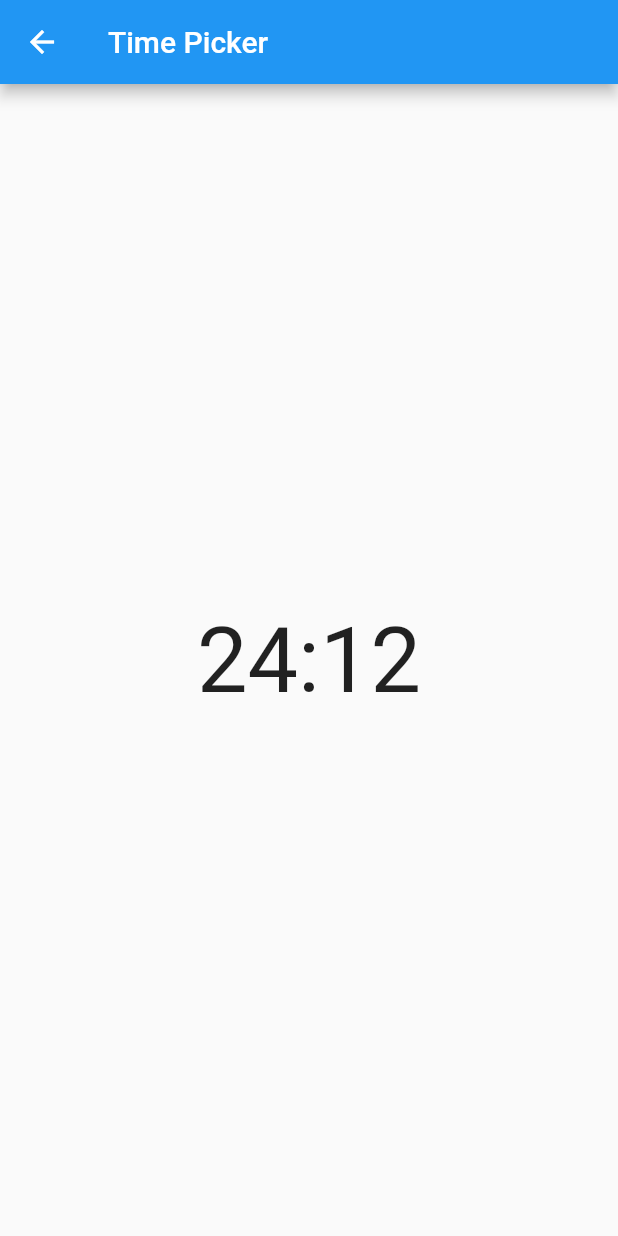
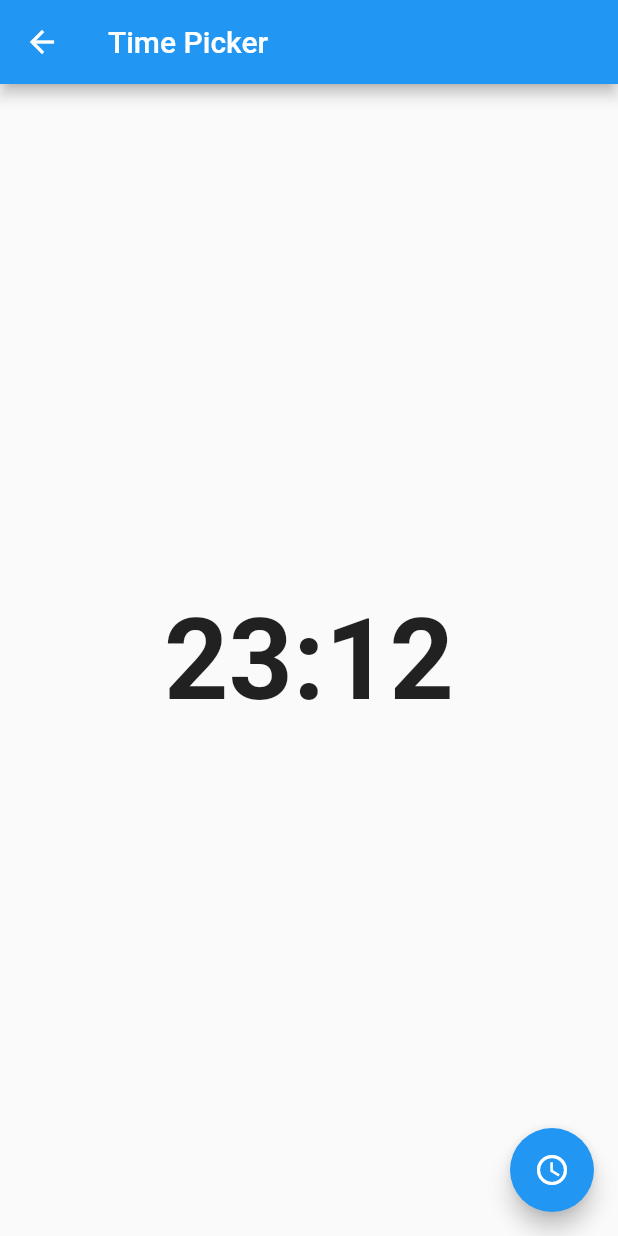
Before and after one commit to erdemgocen44/Flutter_Widgets, a Flutter app: the TimePickerHome screen opened by its route, on a phone screen of 412 x 824 dp. Run offline on Flutter 3.47's test engine with Material 2 defaults, Android fonts, the phone set to English and light mode, and no system bars.

Commit message:
time picker ok!

```diff
--- a/lib/widgets/time_picker/time_picker_home.dart
+++ b/lib/widgets/time_picker/time_picker_home.dart
@@ -8,7 +8,7 @@ class TimePickerHome extends StatefulWidget {
 }
 
 class _TimePickerHomeState extends State<TimePickerHome> {
-  TimeOfDay? time = const TimeOfDay(hour: 24, minute: 12);
+  TimeOfDay? time = const TimeOfDay(hour: 23, minute: 12);
   @override
   Widget build(BuildContext context) {
     return Scaffold(
@@ -18,9 +18,22 @@ class _TimePickerHomeState extends State<TimePickerHome> {
       body: Center(
         child: Text(
           '${time!.hour.toString()}:${time!.minute.toString()}',
-          style: const TextStyle(fontSize: 60),
+          style: const TextStyle(fontSize: 75, fontWeight: FontWeight.bold),
         ),
       ),
+      floatingActionButton: FloatingActionButton(
+          onPressed: () async {
+            TimeOfDay? newTime = await showTimePicker(
+              context: context,
+              initialTime: time!,
+            );
+            if (newTime != null) {
+              setState(() {
+                time = newTime;
+              });
+            }
+          },
+          child: Icon(Icons.access_time_outlined)),
     );
   }
 }
```
